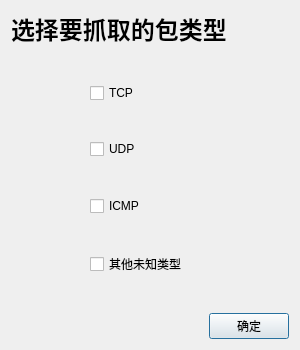
Paraworker/Sniffer, file src/filterwindow.ui: the form before one commit.
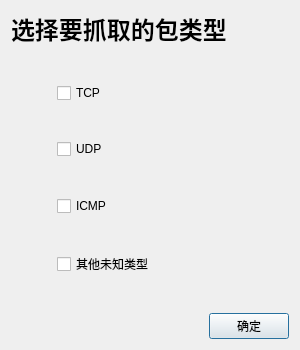
The form after the commit.

Commit message: Implement and optimize the communication between filterwindow and filter

Patch:
```diff
--- a/src/filterwindow.ui
+++ b/src/filterwindow.ui
@@ -51,7 +51,7 @@
       </spacer>
      </item>
      <item>
-      <layout class="QHBoxLayout" name="horizontalLayout" stretch="4,10">
+      <layout class="QHBoxLayout" name="horizontalLayout" stretch="2,10">
        <property name="sizeConstraint">
         <enum>QLayout::SetDefaultConstraint</enum>
        </property>
@@ -91,7 +91,7 @@
       </spacer>
      </item>
      <item>
-      <layout class="QHBoxLayout" name="horizontalLayout_2" stretch="4,10">
+      <layout class="QHBoxLayout" name="horizontalLayout_2" stretch="2,10">
        <item>
         <spacer name="horizontalSpacer_2">
          <property name="orientation">
@@ -128,7 +128,7 @@
       </spacer>
      </item>
      <item>
-      <layout class="QHBoxLayout" name="horizontalLayout_3" stretch="4,10">
+      <layout class="QHBoxLayout" name="horizontalLayout_3" stretch="2,10">
        <item>
         <spacer name="horizontalSpacer_3">
          <property name="orientation">
@@ -165,7 +165,7 @@
       </spacer>
      </item>
      <item>
-      <layout class="QHBoxLayout" name="horizontalLayout_4" stretch="4,10">
+      <layout class="QHBoxLayout" name="horizontalLayout_4" stretch="2,10">
        <item>
         <spacer name="horizontalSpacer_4">
          <property name="orientation">
```
The commit also changes 6 other files.
